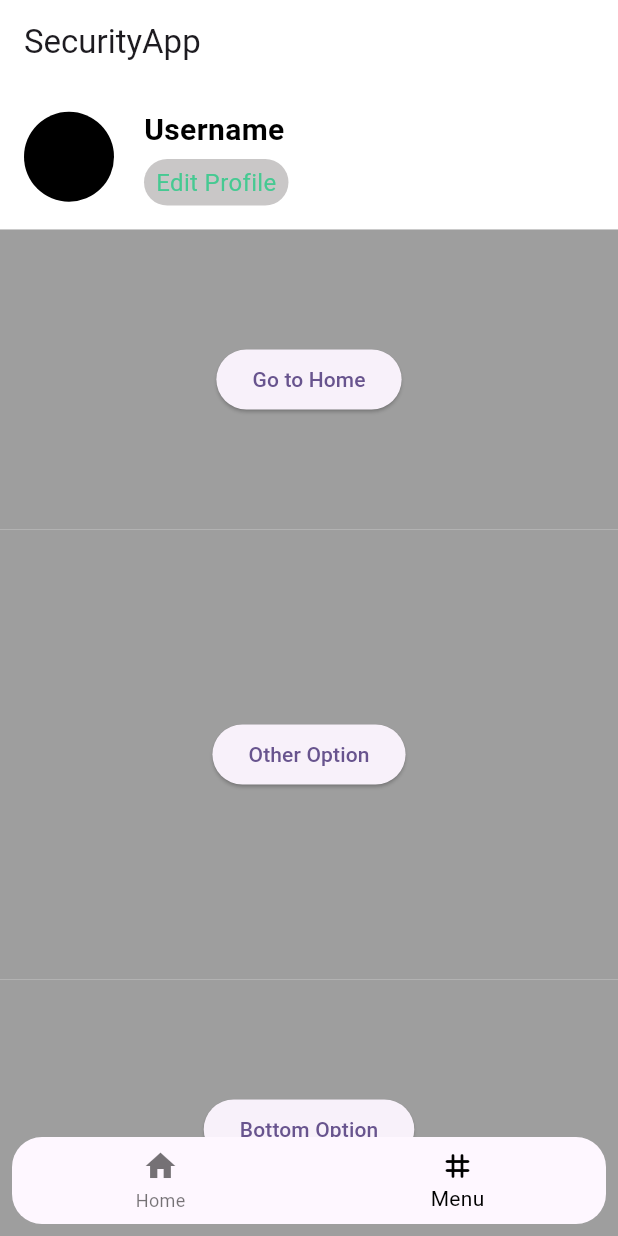
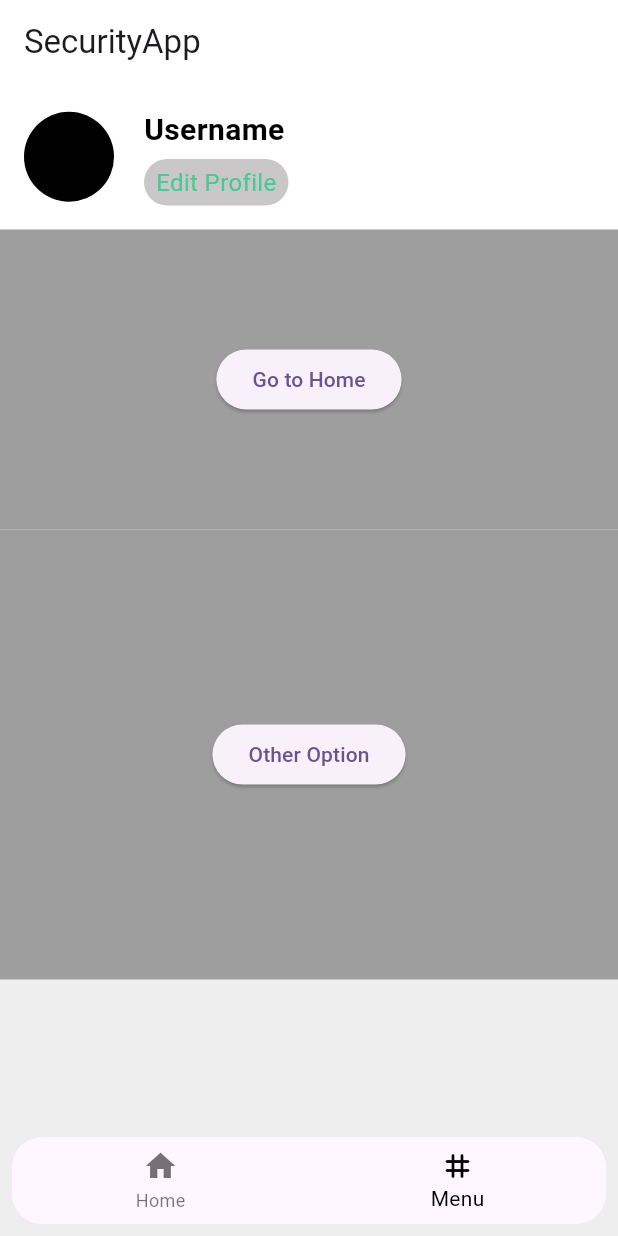
Before and after one commit to IamKier/finalssecurityapp, a Flutter app: the MenuScreen screen opened directly, on a phone screen of 412 x 824 dp. Run offline on Flutter 3.47's test engine with Material 3 defaults, Android fonts, the phone set to English and light mode, and no system bars.

Commit message:
Update menu_screen.dart

```diff
--- a/lib/screens/menu_screen.dart
+++ b/lib/screens/menu_screen.dart
@@ -139,19 +139,7 @@ class MenuScreen extends StatelessWidget {
                     ),
                   ),
                 ),
-                // Bottom Part
-                Container(
-                  height: 200,
-                  color: Colors.grey,
-                  child: Center(
-                    child: ElevatedButton(
-                      onPressed: () {
-                        // You can implement other menu options here
-                      },
-                      child: const Text('Bottom Option'),
-                    ),
-                  ),
-                ),
+
               ],
             ),
           ),
```
